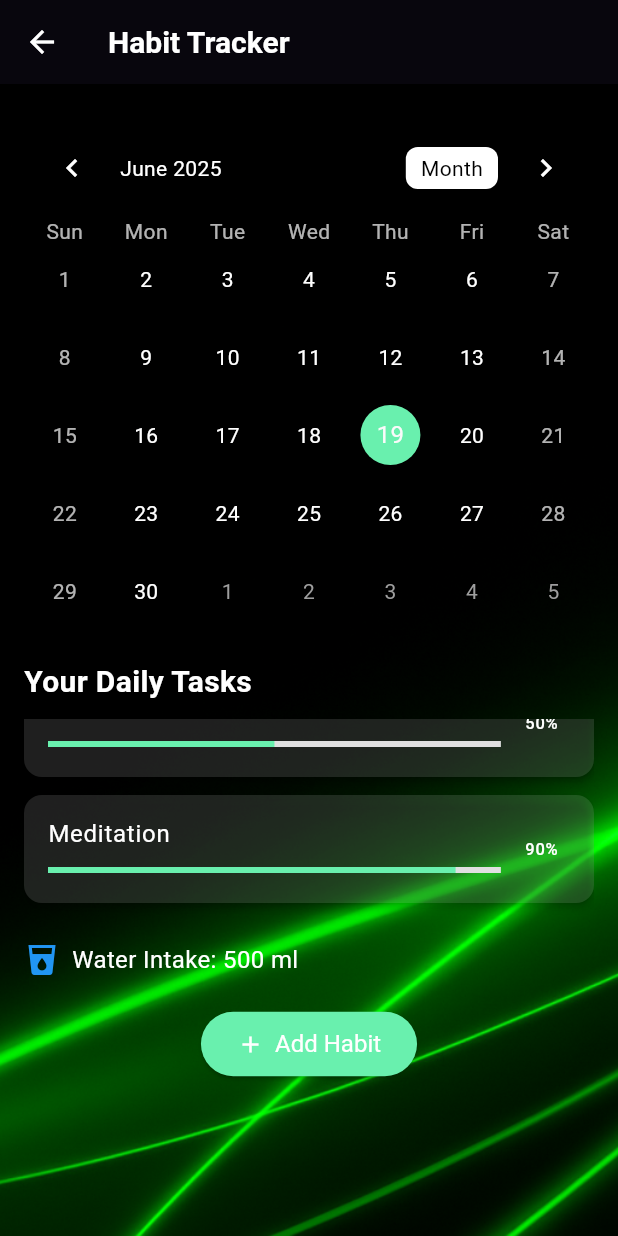
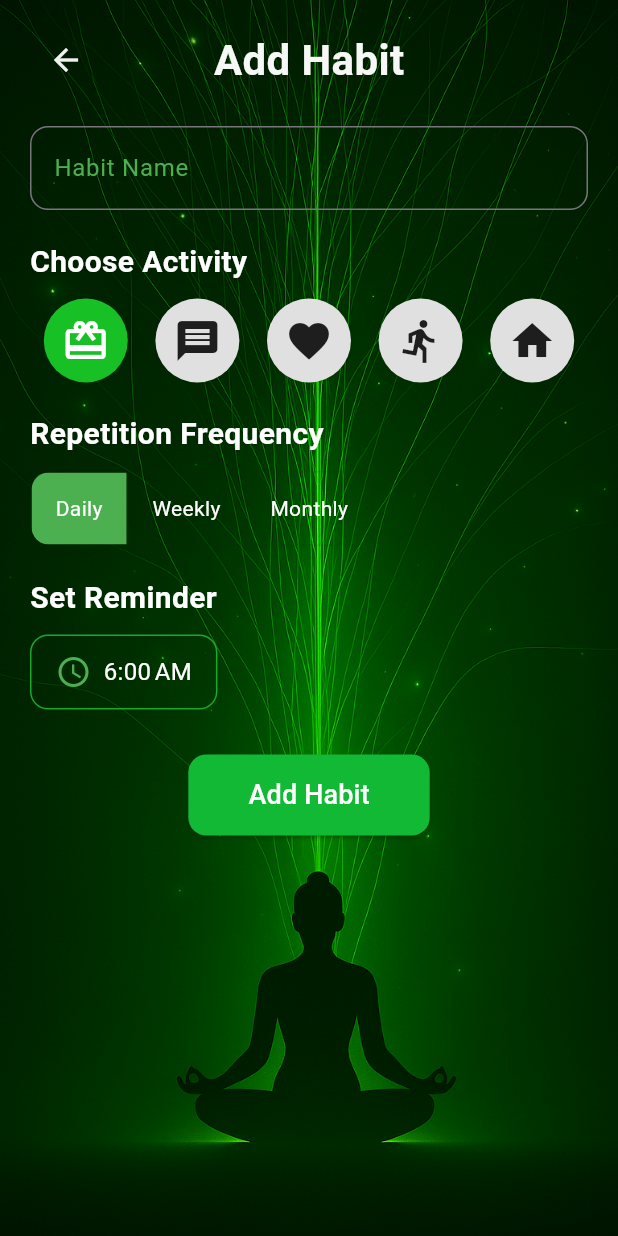
Before and after one commit to christian-keitri/habit_tracker, a Flutter app: the Phase2 screen opened directly, scrolled down 123 dp, after a tap on "Add Habit", on a phone screen of 412 x 824 dp. Run offline on Flutter 3.47's test engine with Material 3 defaults, Android fonts, the phone set to English and light mode, and no system bars; drawn by our look-alikes of table_calendar.

Commit message:
phase3 working

```diff
--- a/lib/screens/phase2.dart
+++ b/lib/screens/phase2.dart
@@ -1,5 +1,6 @@
 import 'package:flutter/material.dart';
 import 'package:table_calendar/table_calendar.dart';
+import 'package:habit_tracker/screens/phase3.dart';
 
 class Phase2 extends StatefulWidget {
   const Phase2({super.key});
@@ -72,7 +73,7 @@ class Phase2State extends State<Phase2> {
                     },
                     calendarStyle: const CalendarStyle(
                       todayDecoration: BoxDecoration(
-                        color: Colors.greenAccent,
+                        color: Color.fromARGB(255, 32, 209, 56),
                         shape: BoxShape.circle,
                       ),
                       selectedDecoration: BoxDecoration(
@@ -142,8 +143,8 @@ class Phase2State extends State<Phase2> {
                               ),
                             )),
                         const SizedBox(height: 20),
-                        Row(
-                          children: const [
+                        const Row(
+                          children: [
                             Icon(Icons.local_drink, color: Colors.blue),
                             SizedBox(width: 8),
                             Text(
@@ -155,11 +156,17 @@ class Phase2State extends State<Phase2> {
                         const SizedBox(height: 20),
                         Center(
                           child: ElevatedButton.icon(
-                            onPressed: () {},
+                            onPressed: () {
+                               Navigator.push(
+                                 context,
+                                   MaterialPageRoute(builder: (context) => const Phase3()),
+                                   );
+
+                            },
                             icon: const Icon(Icons.add),
                             label: const Text('Add Habit'),
                             style: ElevatedButton.styleFrom(
-                              backgroundColor: Colors.greenAccent,
+                              backgroundColor: const Color.fromARGB(255, 31, 226, 89),
                               foregroundColor: Colors.white,
                               padding: const EdgeInsets.symmetric(
                                   horizontal: 24, vertical: 12),
--- /dev/null
+++ b/lib/screens/phase3.dart
@@ -0,0 +1,258 @@
+import 'package:flutter/material.dart';
+import 'package:intl/intl.dart';
+
+class Phase3 extends StatefulWidget {
+  const Phase3({super.key});
+
+  @override
+  Phase3State createState() => Phase3State();
+}
+
+class Phase3State extends State<Phase3> {
+  final TextEditingController _habitNameController = TextEditingController();
+
+  int _selectedActivityIndex = 0;
+  final List<IconData> _activityIcons = [
+    Icons.card_giftcard,
+    Icons.message,
+    Icons.favorite,
+    Icons.directions_run,
+    Icons.home,
+  ];
+
+  int _selectedFrequency = 0;
+  final List<String> _frequencyOptions = ['Daily', 'Weekly', 'Monthly'];
+
+  final List<bool> _selectedDays = List.generate(7, (_) => false);
+  final List<String> _days = ['Mon', 'Tue', 'Wed', 'Thu', 'Fri', 'Sat', 'Sun'];
+
+  TimeOfDay _reminderTime = const TimeOfDay(hour: 6, minute: 0);
+
+  Future<void> _pickReminderTime() async {
+    final TimeOfDay? picked = await showTimePicker(
+      context: context,
+      initialTime: _reminderTime,
+    );
+    if (picked != null && picked != _reminderTime) {
+      setState(() {
+        _reminderTime = picked;
+      });
+    }
+  }
+
+  String _formatTimeOfDay(TimeOfDay time) {
+    final now = DateTime.now();
+    final dt = DateTime(now.year, now.month, now.day, time.hour, time.minute);
+    return DateFormat.jm().format(dt);
+  }
+
+  @override
+  void dispose() {
+    _habitNameController.dispose();
+    super.dispose();
+  }
+
+  @override
+  Widget build(BuildContext context) {
+    return Scaffold(
+      body: Stack(
+        children: [
+         SizedBox(
+          width: double.infinity,
+          height: double.infinity,
+           child: Image.asset(
+            'assets/image/background3.png',
+               fit: BoxFit.cover,
+            ),
+              ),
+          SafeArea(
+            child: SingleChildScrollView(
+              padding: const EdgeInsets.symmetric(horizontal: 20, vertical: 16),
+              child: Column(
+                crossAxisAlignment: CrossAxisAlignment.start,
+                children: [
+                  Stack(
+                    alignment: Alignment.center,
+                    children: [
+                      Align(
+                        alignment: Alignment.centerLeft,
+                        child: IconButton(
+                          icon: const Icon(Icons.arrow_back, color: Color.fromARGB(255, 239, 241, 239)),
+                          onPressed: () {
+                            Navigator.pop(context);
+                          },
+                        ),
+                      ),
+                      const Center(
+                        child: Text(
+                          'Add Habit',
+                          style: TextStyle(
+                            fontSize: 28,
+                            fontWeight: FontWeight.bold,
+                            color: Color.fromARGB(255, 245, 248, 245),
+                          ),
+                        ),
+                      ),
+                    ],
+                  ),
+                  const SizedBox(height: 20),
+                  TextField(
+                    controller: _habitNameController,
+                    style: const TextStyle(color: Colors.white),
+                    decoration: InputDecoration(
+                      labelText: 'Habit Name',
+                      labelStyle: const TextStyle(color: Colors.green),
+                      border: OutlineInputBorder(
+                        borderSide: const BorderSide(color: Colors.green),
+                        borderRadius: BorderRadius.circular(12),
+                      ),
+                      focusedBorder: OutlineInputBorder(
+                      borderSide: const BorderSide(color: Colors.green), // or any color you prefer
+                       borderRadius: BorderRadius.circular(12),
+                    ),
+                    ),
+                  ),
+                  const SizedBox(height: 20),
+                  const Text(
+                    'Choose Activity',
+                    style: TextStyle(fontSize: 20, fontWeight: FontWeight.bold, color: Colors.white),
+                  ),
+                  const SizedBox(height: 10),
+                  Row(
+                    mainAxisAlignment: MainAxisAlignment.spaceAround,
+                    children: List.generate(_activityIcons.length, (index) {
+                      return GestureDetector(
+                        onTap: () {
+                          setState(() {
+                            _selectedActivityIndex = index;
+                          });
+                        },
+                        child: Container(
+                          padding: const EdgeInsets.all(12),
+                          decoration: BoxDecoration(
+                            shape: BoxShape.circle,
+                            color: _selectedActivityIndex == index
+                                ? const Color.fromARGB(255, 23, 192, 37)
+                                : Colors.grey[300],
+                          ),
+                          child: Icon(
+                            _activityIcons[index],
+                            size: 32,
+                            color: _selectedActivityIndex == index
+                                ? Colors.white
+                                : Colors.black87,
+                          ),
+                        ),
+                      );
+                    }),
+                  ),
+                  const SizedBox(height: 20),
+                  const Text(
+                    'Repetition Frequency',
+                    style: TextStyle(fontSize: 20, fontWeight: FontWeight.bold, color: Colors.white),
+                  ),
+                  const SizedBox(height: 10),
+                  ToggleButtons(
+                    borderRadius: BorderRadius.circular(12),
+                    isSelected: List.generate(
+                      _frequencyOptions.length,
+                      (index) => index == _selectedFrequency,
+                    ),
+                    onPressed: (int index) {
+                      setState(() {
+                        _selectedFrequency = index;
+                      });
+                    },
+                    color: Colors.white,
+                    selectedColor: const Color.fromARGB(255, 251, 252, 251),
+                    fillColor: Colors.green,
+                    children: _frequencyOptions.map((e) {
+                      return Padding(
+                        padding: const EdgeInsets.symmetric(horizontal: 16, vertical: 8),
+                        child: Text(e),
+                      );
+                    }).toList(),
+                  ),
+                  const SizedBox(height: 20),
+                  if (_selectedFrequency == 1)
+                    Column(
+                      crossAxisAlignment: CrossAxisAlignment.start,
+                      children: [
+                        const Text(
+                          'Select Days of the Week',
+                          style: TextStyle(fontSize: 18, fontWeight: FontWeight.w500, color: Colors.white),
+                        ),
+                        const SizedBox(height: 10),
+                        Wrap(
+                          spacing: 8,
+                          children: List.generate(7, (index) {
+                            return ChoiceChip(
+                              label: Text(_days[index]),
+                              selected: _selectedDays[index],
+                              onSelected: (selected) {
+                                setState(() {
+                                  _selectedDays[index] = selected;
+                                });
+                              },
+                            );
+                          }),
+                        ),
+                        const SizedBox(height: 20),
+                      ],
+                    ),
+                  const Text(
+                    'Set Reminder',
+                    style: TextStyle(fontSize: 20, fontWeight: FontWeight.bold, color: Colors.white),
+                  ),
+                  const SizedBox(height: 10),
+                  GestureDetector(
+                    onTap: _pickReminderTime,
+                    child: Container(
+                      padding: const EdgeInsets.symmetric(horizontal: 16, vertical: 12),
+                      decoration: BoxDecoration(
+                        border: Border.all(color: const Color.fromARGB(255, 27, 167, 45)),
+                        borderRadius: BorderRadius.circular(12),
+                      ),
+                      child: Row(
+                        mainAxisSize: MainAxisSize.min,
+                        children: [
+                          const Icon(Icons.access_time, color: Colors.green),
+                          const SizedBox(width: 8),
+                          Text(
+                            _formatTimeOfDay(_reminderTime),
+                            style: const TextStyle(fontSize: 16,color: Colors.white,),
+                          ),
+                        ],
+                      ),
+                    ),
+                  ),
+                  const SizedBox(height: 30),
+                  Center(
+                    child: ElevatedButton(
+                      onPressed: () {
+                        ScaffoldMessenger.of(context).showSnackBar(
+                          const SnackBar(content: Text('Habit Added!')),
+                        );
+                      },
+                      style: ElevatedButton.styleFrom(
+                        backgroundColor: const Color.fromARGB(255, 17, 185, 53),
+                        padding: const EdgeInsets.symmetric(horizontal: 40, vertical: 14),
+                        shape: RoundedRectangleBorder(
+                          borderRadius: BorderRadius.circular(12),
+                        ),
+                      ),
+                      child: const Text(
+                        'Add Habit',
+                        style: TextStyle(fontSize: 18, color: Colors.white),
+                      ),
+                    ),
+                  ),
+                ],
+              ),
+            ),
+          ),
+        ],
+      ),
+    );
+  }
+}
```
Also changed, not shown: pubspec.yaml (+5 -4 lines), assets/image/background3.png (added), pubspec.lock, 1 other file.
